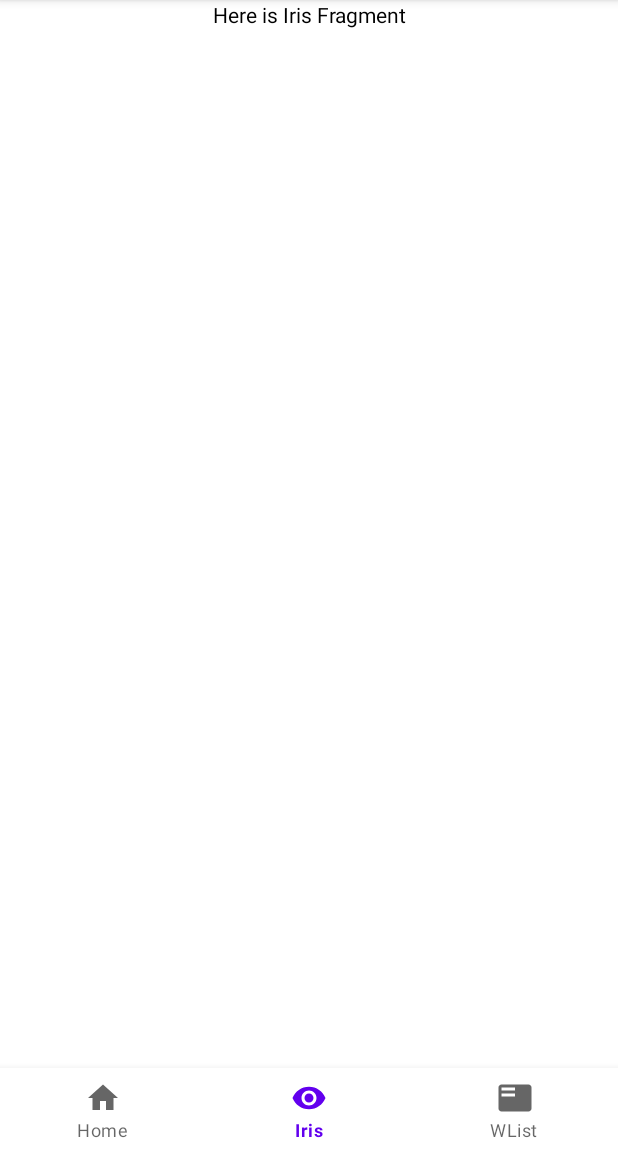
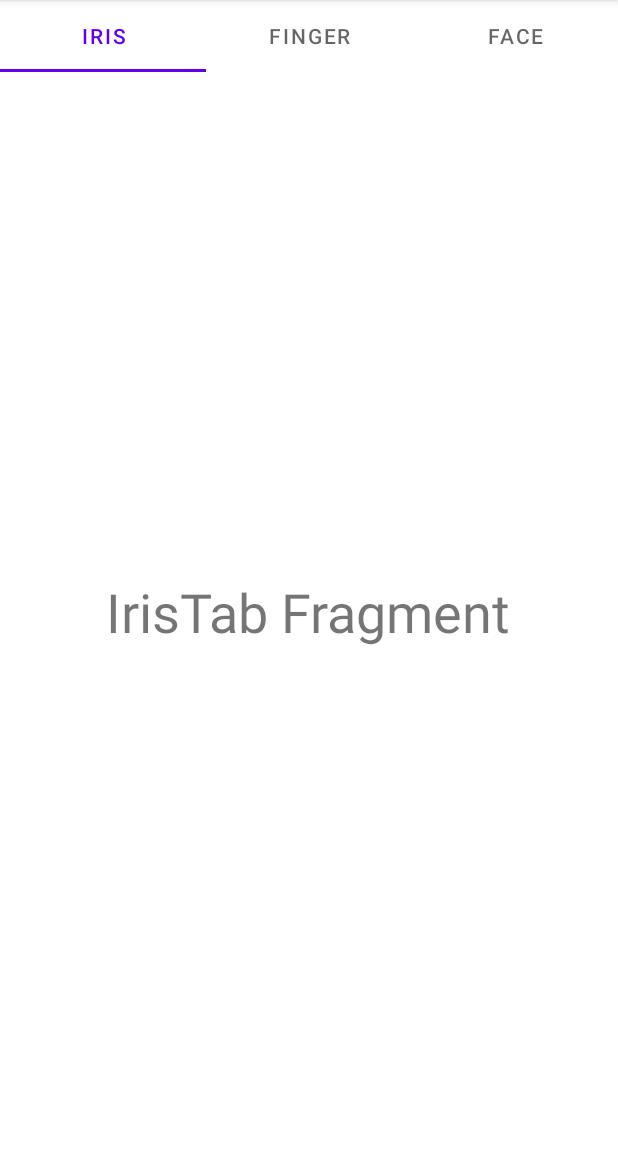
Before and after one commit to jgrahamm/IrisNav, an Android app: the screen it shows after launch (BaseActivity before the commit, CollectActivity after it), item 2 of the bottom bar chosen, on a phone screen of 412 x 824 dp, the part 84-1236 px from its top. Run offline under Robolectric (Android 15) with nearby library versions, the phone set to English and light mode, and no system bars.

Commit message:
Tablayout added as second activity.

```diff
--- a/app/src/main/AndroidManifest.xml
+++ b/app/src/main/AndroidManifest.xml
@@ -8,13 +8,15 @@
         android:roundIcon="@mipmap/ic_launcher_round"
         android:supportsRtl="true"
         android:theme="@style/Theme.MaterialComponents.Light" >
-
         <activity android:name="com.example.irisnav.BaseActivity">
             <intent-filter>
                 <action android:name="android.intent.action.MAIN" />
                 <category android:name="android.intent.category.LAUNCHER" />
             </intent-filter>
         </activity>
+        <activity android:label="@string/app_name" android:name=".CollectActivity"/>
+    </application>
 
-    </application>
+    <uses-feature android:name="android.hardware.camera"
+        android:required="true" />
 </manifest>
--- a/app/src/main/java/com/example/irisnav/BaseActivity.java
+++ b/app/src/main/java/com/example/irisnav/BaseActivity.java
@@ -1,5 +1,6 @@
 package com.example.irisnav;
 
+import android.content.Intent;
 import android.os.Bundle;
 import android.util.Log;
 import android.view.MenuItem;
@@ -20,7 +21,7 @@ public class BaseActivity extends AppCompatActivity {
     private FragmentManager mFragmentManager;
 
     private HomeFragment homeFragment;
-    private IrisFragment irisFragment;
+    //private IrisFragment irisFragment;
     private WlFragment wlFragment;
 
     @Override
@@ -29,7 +30,7 @@ public class BaseActivity extends AppCompatActivity {
         setContentView(R.layout.base_activity_layout);
 
         homeFragment = new HomeFragment();
-        irisFragment = new IrisFragment();
+        //irisFragment = new IrisFragment();
         wlFragment = new WlFragment();
 
         mBottomNav = (BottomNavigationView) findViewById(R.id.bottom_navigation);
@@ -66,7 +67,10 @@ public class BaseActivity extends AppCompatActivity {
                 frag = homeFragment;
                 break;
             case R.id.iris_button:
-                frag = irisFragment;
+                //frag = irisFragment;
+                Intent myIntent = new Intent(this, CollectActivity.class);
+                //myIntent.putExtra("key", value); //Optional parameters
+                this.startActivity(myIntent);
                 break;
             case R.id.wl_button:
                 frag = wlFragment;
@@ -79,7 +83,6 @@ public class BaseActivity extends AppCompatActivity {
             fragmentTransaction.replace(R.id.fragment_container, frag);
             fragmentTransaction.commit();
         }
-        Log.d("BASEACTIVITY", "fragment: " + frag.toString());
 
     }
 }
--- /dev/null
+++ b/app/src/main/java/com/example/irisnav/CollectActivity.java
@@ -0,0 +1,31 @@
+package com.example.irisnav;
+
+import android.os.Bundle;
+
+import com.google.android.material.tabs.TabLayout;
+
+import androidx.appcompat.app.AppCompatActivity;
+import androidx.viewpager.widget.ViewPager;
+
+public class CollectActivity extends AppCompatActivity {
+
+    private TabAdapter adapter;
+    private TabLayout tabLayout;
+    private ViewPager viewPager;
+
+    @Override
+    public void onCreate(Bundle savedInstanceState) {
+        super.onCreate(savedInstanceState);
+        setContentView(R.layout.collect_activity_layout);
+
+        // https://medium.com/@droidbyme/android-material-design-tabs-tab-layout-with-swipe-884085ae80ff
+        viewPager = (ViewPager) findViewById(R.id.viewPager);
+        tabLayout = (TabLayout) findViewById(R.id.tabs);
+        adapter = new TabAdapter(getSupportFragmentManager());
+        adapter.addFragment(new IristabFragment(), "Iris");
+        adapter.addFragment(new FingertabFragment(), "Finger");
+        adapter.addFragment(new FacetabFragment(), "Face");
+        viewPager.setAdapter(adapter);
+        tabLayout.setupWithViewPager(viewPager);
+    }
+}
--- /dev/null
+++ b/app/src/main/java/com/example/irisnav/FacetabFragment.java
@@ -0,0 +1,15 @@
+package com.example.irisnav;
+
+import android.os.Bundle;
+import android.view.LayoutInflater;
+import android.view.View;
+import android.view.ViewGroup;
+
+import androidx.fragment.app.Fragment;
+
+public class FacetabFragment extends Fragment {
+    @Override
+    public View onCreateView(LayoutInflater inflater, ViewGroup container, Bundle savedInstanceState) {
+        return inflater.inflate(R.layout.facetab_fragment_layout, container, false);
+    }
+}
--- /dev/null
+++ b/app/src/main/java/com/example/irisnav/FingertabFragment.java
@@ -0,0 +1,15 @@
+package com.example.irisnav;
+
+import android.os.Bundle;
+import android.view.LayoutInflater;
+import android.view.View;
+import android.view.ViewGroup;
+
+import androidx.fragment.app.Fragment;
+
+public class FingertabFragment extends Fragment {
+    @Override
+    public View onCreateView(LayoutInflater inflater, ViewGroup container, Bundle savedInstanceState) {
+        return inflater.inflate(R.layout.fingertab_fragment_layout, container, false);
+    }
+}
--- /dev/null
+++ b/app/src/main/java/com/example/irisnav/IristabFragment.java
@@ -0,0 +1,15 @@
+package com.example.irisnav;
+
+import android.os.Bundle;
+import android.view.LayoutInflater;
+import android.view.View;
+import android.view.ViewGroup;
+
+import androidx.fragment.app.Fragment;
+
+public class IristabFragment extends Fragment {
+    @Override
+    public View onCreateView(LayoutInflater inflater, ViewGroup container, Bundle savedInstanceState) {
+        return inflater.inflate(R.layout.iristab_fragment_layout, container, false);
+    }
+}
--- /dev/null
+++ b/app/src/main/java/com/example/irisnav/TabAdapter.java
@@ -0,0 +1,40 @@
+package com.example.irisnav;
+
+import java.util.ArrayList;
+import java.util.List;
+
+import androidx.annotation.Nullable;
+import androidx.fragment.app.Fragment;
+import androidx.fragment.app.FragmentManager;
+import androidx.fragment.app.FragmentStatePagerAdapter;
+
+
+public class TabAdapter extends FragmentStatePagerAdapter {
+    private final List<Fragment> mFragmentList = new ArrayList<>();
+    private final List<String> mFragmentTitleList = new ArrayList<>();
+
+    TabAdapter(FragmentManager fm) {
+        super(fm);
+    }
+
+    @Override
+    public Fragment getItem(int position) {
+        return mFragmentList.get(position);
+    }
+
+    public void addFragment(Fragment fragment, String title) {
+        mFragmentList.add(fragment);
+        mFragmentTitleList.add(title);
+    }
+
+    @Nullable
+    @Override
+    public CharSequence getPageTitle(int position) {
+        return mFragmentTitleList.get(position);
+    }
+
+    @Override
+    public int getCount() {
+        return mFragmentList.size();
+    }
+}
--- /dev/null
+++ b/app/src/main/res/layout/collect_activity_layout.xml
@@ -0,0 +1,34 @@
+<?xml version="1.0" encoding="utf-8"?>
+<LinearLayout xmlns:android="http://schemas.android.com/apk/res/android"
+    xmlns:app="http://schemas.android.com/apk/res-auto"
+    android:layout_width="match_parent"
+    android:layout_height="match_parent"
+    android:orientation="vertical">
+
+    <com.google.android.material.tabs.TabLayout
+        android:id="@+id/tabs"
+        android:layout_width="match_parent"
+        android:layout_height="wrap_content"
+        app:tabMode="fixed"
+        app:tabGravity="fill">
+
+        <!--
+        <com.google.android.material.tabs.TabItem
+            android:text="Iris"/>
+        <com.google.android.material.tabs.TabItem
+            android:text="Fingerprint"/>
+        <com.google.android.material.tabs.TabItem
+            android:text="Face"/>
+        <com.google.android.material.tabs.TabItem
+            android:text="Biographical"/>
+            -->
+
+
+    </com.google.android.material.tabs.TabLayout>
+
+    <androidx.viewpager.widget.ViewPager
+        android:id="@+id/viewPager"
+        android:layout_width="match_parent"
+        android:layout_height="match_parent" />
+
+</LinearLayout>
--- a/app/src/main/res/layout/iris_fragment_layout.xml
+++ b/app/src/main/res/layout/iris_fragment_layout.xml
@@ -1,18 +1,21 @@
 <?xml version="1.0" encoding="utf-8"?>
 <LinearLayout xmlns:android="http://schemas.android.com/apk/res/android"
-    android:orientation="vertical" android:layout_width="match_parent"
-    android:layout_height="match_parent"
-    android:layout_gravity="center">
-
-
-    <TextView
-        android:id="@+id/text"
-        android:layout_width="match_parent"
-        android:layout_height="wrap_content"
-        android:layout_centerInParent="true"
-        android:textColor="@android:color/primary_text_light"
-        android:gravity="center"
-        android:text="Here is Iris Fragment"
+    android:orientation="horizontal"
+    android:layout_width="fill_parent"
+    android:layout_height="fill_parent"
+    >
+    <FrameLayout
+        android:id="@+id/camera_preview"
+        android:layout_width="fill_parent"
+        android:layout_height="fill_parent"
+        android:layout_weight="1"
         />
 
+    <Button
+        android:id="@+id/button_capture"
+        android:text="Capture"
+        android:layout_width="wrap_content"
+        android:layout_height="wrap_content"
+        android:layout_gravity="center"
+        />
 </LinearLayout>
--- /dev/null
+++ b/app/src/main/res/layout/iristab_fragment_layout.xml
@@ -0,0 +1,12 @@
+<?xml version="1.0" encoding="utf-8"?>
+<RelativeLayout xmlns:android="http://schemas.android.com/apk/res/android"
+    android:layout_width="match_parent"
+    android:layout_height="match_parent">
+    <TextView
+        android:layout_width="wrap_content"
+        android:layout_height="wrap_content"
+        android:layout_centerInParent="true"
+        android:text="IrisTab Fragment"
+        android:textSize="36sp" />
+
+</RelativeLayout>
```
Also changed, not shown: app/src/main/java/com/example/irisnav/CameraActivity.java (added, +29 -0 lines), app/src/main/java/com/example/irisnav/CameraPreview.java (added, +71 -0 lines), app/src/main/java/com/example/irisnav/IrisFragment.java (+71 -0 lines), app/src/main/res/layout/facetab_fragment_layout.xml (added, +12 -0 lines), app/src/main/res/layout/fingertab_fragment_layout.xml (added, +12 -0 lines).
